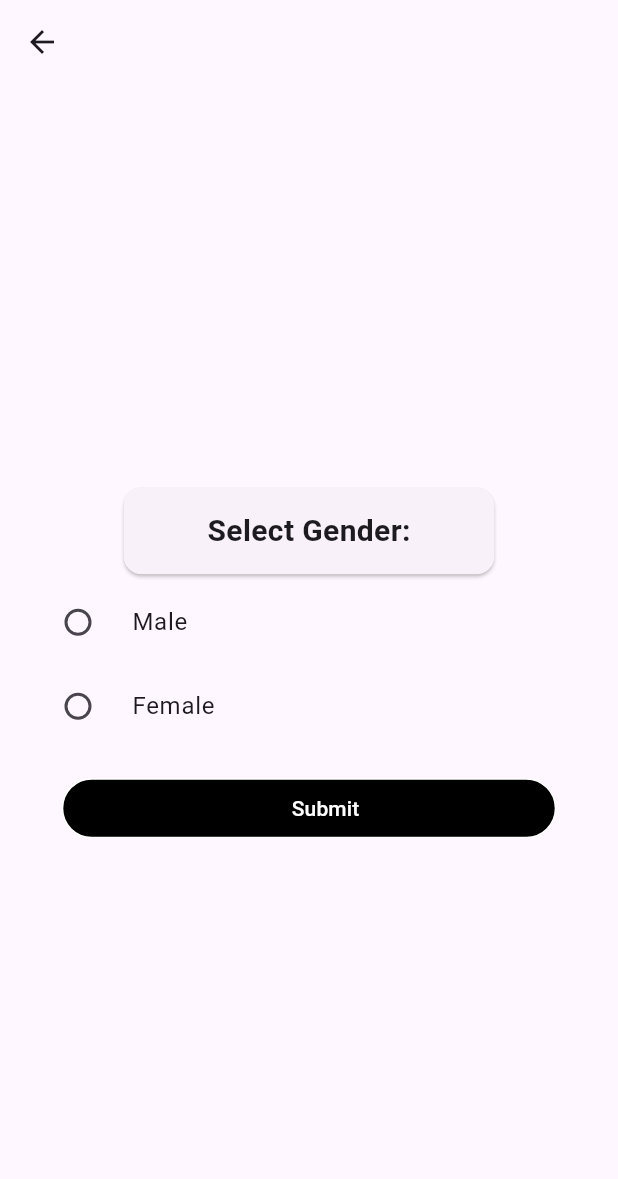
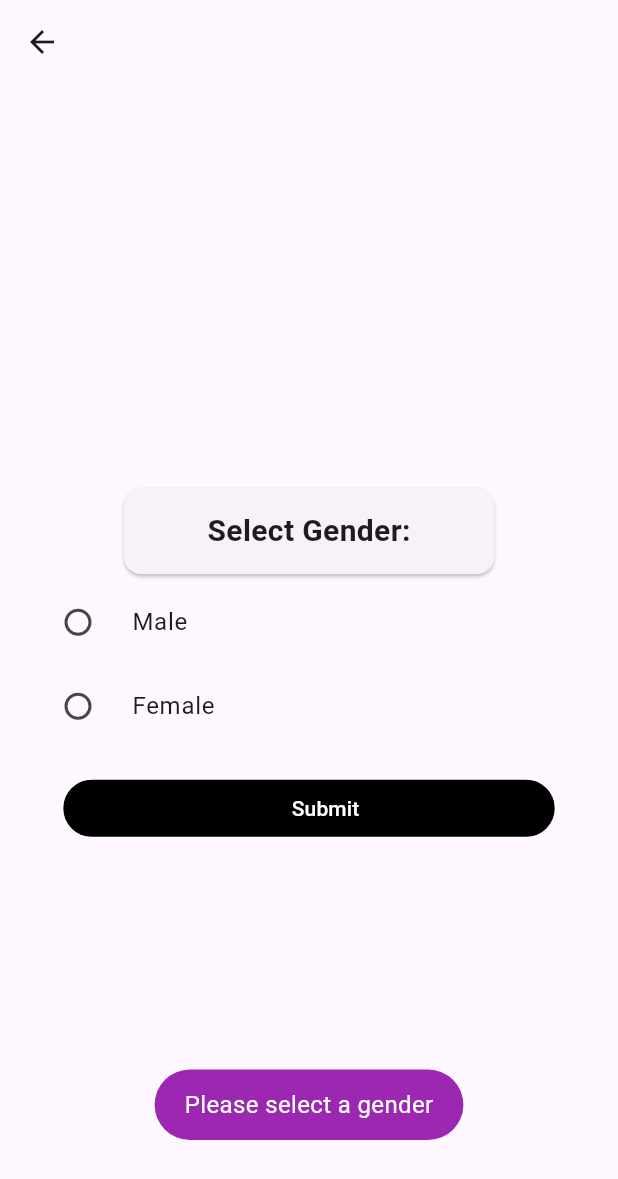
Before and after one commit to Pro-Joyonta/partOne, a Flutter app: the GenderSelectionForm screen opened directly, after a tap on "Submit", on a phone screen of 412 x 824 dp. Shown: the top 1179 px of the screen. Run offline on Flutter 3.47's test engine with Material 3 defaults, Android fonts, the phone set to English and light mode, and no system bars; our stand-ins replace firebase_core, fluttertoast; accounts and stored records are empty.

Commit message:
this is first commit

```diff
--- a/lib/services/toast.dart
+++ b/lib/services/toast.dart
@@ -0,0 +1,19 @@
+import 'package:flutter/cupertino.dart';
+import 'package:flutter/material.dart';
+import 'package:fluttertoast/fluttertoast.dart';
+
+class Utils{
+  static void fieldFocus(BuildContext context, FocusNode currentNode, FocusNode nextNode){
+    currentNode.unfocus();
+    FocusScope.of(context).requestFocus(nextNode);
+  }
+
+  static toastMessage (String messaeg){
+    Fluttertoast.showToast(msg: messaeg,
+        backgroundColor: Colors.purple,
+        textColor: Colors.white,
+        fontSize: 16
+
+    );
+  }
+}
--- a/lib/view/gender_verify.dart
+++ b/lib/view/gender_verify.dart
@@ -1,4 +1,6 @@
 import 'package:chat_room/services/btn.dart';
+import 'package:chat_room/services/toast.dart';
+import 'package:chat_room/view/select_region.dart';
 import 'package:flutter/material.dart';
 
 class GenderSelectionForm extends StatefulWidget {
@@ -61,9 +63,10 @@ class _GenderSelectionFormState extends State<GenderSelectionForm> {
                   // You can use the selectedGender variable for further processing
                   if (selectedGender.isNotEmpty) {
                     print('Selected Gender: $selectedGender');
+                    Navigator.push(context, MaterialPageRoute(builder: (context) => SelectRegion(),));
                     // Add your logic here
                   } else {
-                    print('Please select a gender');
+                    Utils.toastMessage('Please select a gender');
                   }
                 },
               )
--- a/pubspec.yaml
+++ b/pubspec.yaml
@@ -36,6 +36,7 @@ dependencies:
   # Use with the CupertinoIcons class for iOS style icons.
   cupertino_icons: ^1.0.2
   fluttertoast: ^8.0.7
+  firebase_core:
 
 dev_dependencies:
   flutter_test:
```
Also changed, not shown: lib/main.dart (+6 -1 lines), lib/view/age_verify.dart (+11 -13 lines), lib/view/homepage.dart (added, +17 -0 lines), lib/view/select_region.dart (+12 -9 lines), lib/firebase_options.dart (added), pubspec.lock, 3 other files.
